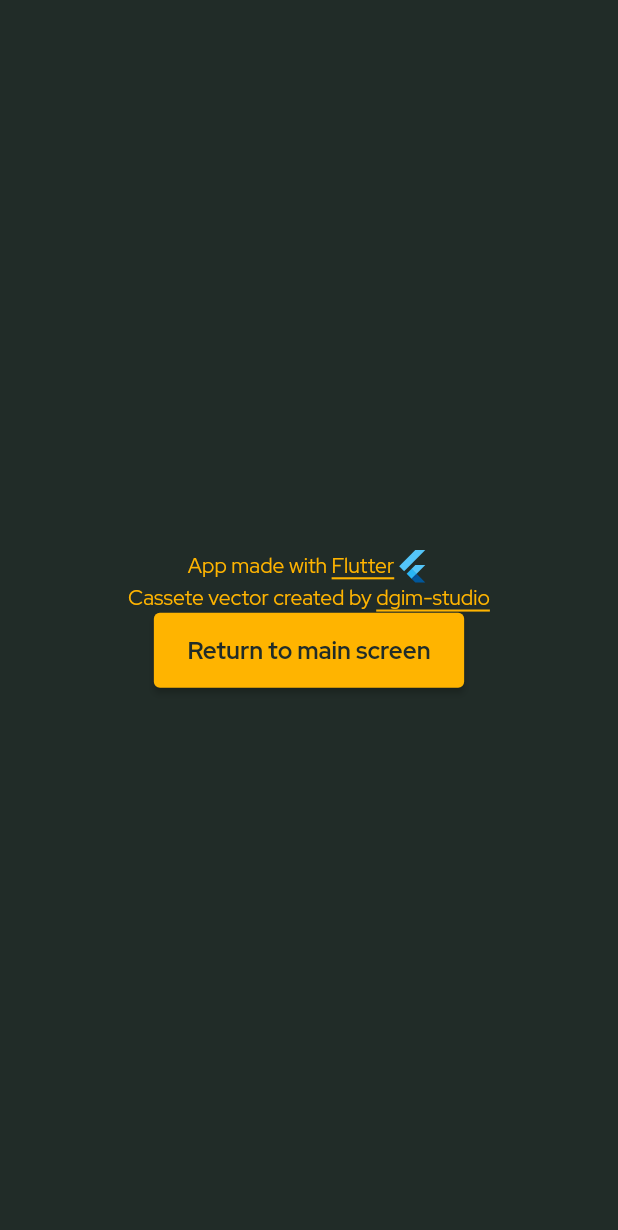
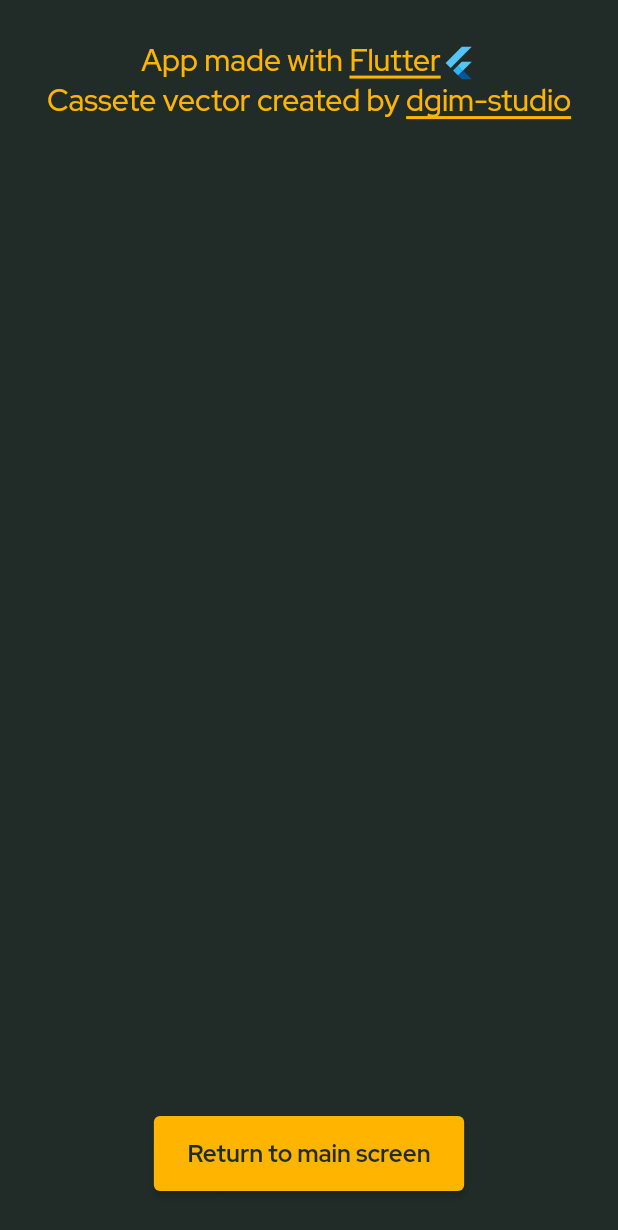
Before and after one commit to sensai7/make_a_beat, a Flutter app: the screen it shows after launch, after a tap on "About", on a phone screen of 412 x 824 dp. Shown: the top 1230 px of the screen. Run offline on Flutter 3.47's test engine with Material 2 defaults, Android fonts, the phone set to English and light mode, and no system bars; our stand-ins replace animated_text_kit, auto_size_text, flutter_countdown_timer, font_awesome_flutter, google_fonts, shared_preferences and 1 more; missing offline and left inert: flutter_web_frame.

Commit message:
About screen adjustments

```diff
--- a/lib/constants.dart
+++ b/lib/constants.dart
@@ -11,3 +11,16 @@ TextStyle kTimerTextStyle = GoogleFonts.redHatMono(
   fontSize: 120,
   height: 1,
 );
+
+TextStyle kAboutTextStyle = GoogleFonts.redHatDisplay(
+  fontWeight: FontWeight.w500,
+  fontSize: 20,
+  height: 1,
+);
+
+TextStyle kAboutUnderlinedTextStyle = GoogleFonts.redHatDisplay(
+  fontWeight: FontWeight.w500,
+  fontSize: 20,
+  height: 1,
+  decoration: TextDecoration.underline,
+);
--- a/lib/screens/about_screen.dart
+++ b/lib/screens/about_screen.dart
@@ -2,6 +2,7 @@ import 'package:flutter/services.dart';
 import 'package:flutter/material.dart';
 import 'package:url_launcher/url_launcher.dart';
 
+import '../constants.dart';
 import '../widgets/return_to_home_button.dart';
 
 class AboutScreen extends StatelessWidget {
@@ -30,44 +31,44 @@ class AboutScreen extends StatelessWidget {
             mainAxisAlignment: MainAxisAlignment.center,
             crossAxisAlignment: CrossAxisAlignment.center,
             children: [
+              SizedBox(height: 30),
               Row(
                 mainAxisAlignment: MainAxisAlignment.center,
                 crossAxisAlignment: CrossAxisAlignment.center,
                 children: [
-                  Text("App made with "),
+                  Text("App made with ", style: kAboutTextStyle),
                   GestureDetector(
                     onTap: () {
                       openURL("https://flutter.dev");
                     },
                     child: Text(
                       "Flutter",
-                      style: TextStyle(
-                        decoration: TextDecoration.underline,
-                      ),
+                      style: kAboutUnderlinedTextStyle,
                     ),
                   ),
                   FlutterLogo(),
                 ],
               ),
+              SizedBox(height: 5),
               Row(
                 mainAxisAlignment: MainAxisAlignment.center,
                 crossAxisAlignment: CrossAxisAlignment.center,
                 children: [
-                  Text("Cassete vector created by "),
+                  Text("Cassete vector created by ", style: kAboutTextStyle),
                   GestureDetector(
                     onTap: () {
                       openURL("https://www.freepik.com/author/dgim-studio");
                     },
                     child: Text(
                       "dgim-studio",
-                      style: TextStyle(
-                        decoration: TextDecoration.underline,
-                      ),
+                      style: kAboutUnderlinedTextStyle,
                     ),
                   ),
                 ],
               ),
+              Spacer(),
               const ReturnToHomeButton(isPop: true),
+              SizedBox(height: 30),
             ],
             //https://www.freepik.com/author/dgim-studio
           ),
--- a/lib/screens/welcome_screen.dart
+++ b/lib/screens/welcome_screen.dart
@@ -3,6 +3,7 @@ import 'package:flutter/material.dart';
 import 'package:shared_preferences/shared_preferences.dart';
 import '../widgets/welcome_title.dart';
 import '../widgets/welcome_button_group.dart';
+import '../widgets/welcome_footer.dart';
 import 'about_screen.dart';
 
 class WelcomeScreen extends StatelessWidget {
@@ -57,36 +58,3 @@ class WelcomeScreen extends StatelessWidget {
     );
   }
 }
-
-class WelcomeFooter extends StatelessWidget {
-  const WelcomeFooter({
-    Key? key,
-  }) : super(key: key);
-
-  @override
-  Widget build(BuildContext context) {
-    return Row(
-      mainAxisAlignment: MainAxisAlignment.center,
-      children: [
-        Text("MAKE A BEAT v0.1 "),
-        SizedBox(width: 15),
-        GestureDetector(
-          onTap: () {
-            Navigator.push(
-              context,
-              MaterialPageRoute(builder: (context) {
-                return AboutScreen();
-              }),
-            );
-          },
-          child: Text(
-            "About",
-            style: TextStyle(
-              decoration: TextDecoration.underline,
-            ),
-          ),
-        ),
-      ],
-    );
-  }
-}
--- /dev/null
+++ b/lib/widgets/welcome_footer.dart
@@ -0,0 +1,35 @@
+import 'package:flutter/material.dart';
+import '../screens/about_screen.dart';
+
+class WelcomeFooter extends StatelessWidget {
+  const WelcomeFooter({
+    Key? key,
+  }) : super(key: key);
+
+  @override
+  Widget build(BuildContext context) {
+    return Row(
+      mainAxisAlignment: MainAxisAlignment.center,
+      children: [
+        Text("MAKE A BEAT v0.1 "),
+        SizedBox(width: 15),
+        GestureDetector(
+          onTap: () {
+            Navigator.push(
+              context,
+              MaterialPageRoute(builder: (context) {
+                return AboutScreen();
+              }),
+            );
+          },
+          child: Text(
+            "About",
+            style: TextStyle(
+              decoration: TextDecoration.underline,
+            ),
+          ),
+        ),
+      ],
+    );
+  }
+}
```
